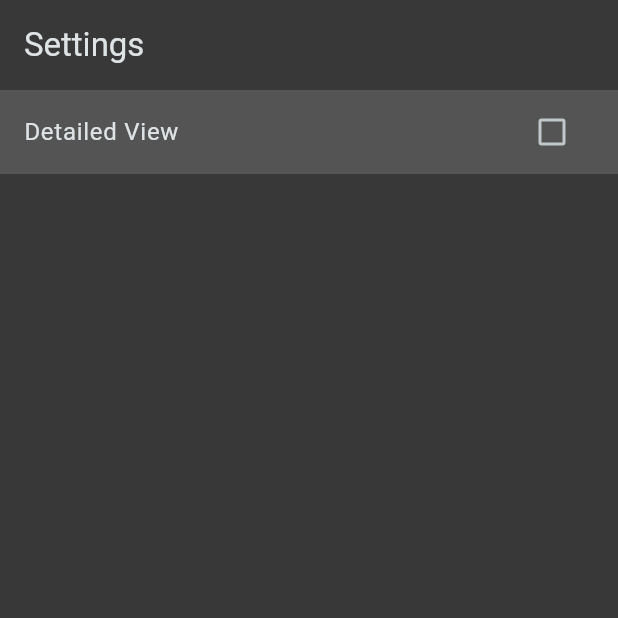
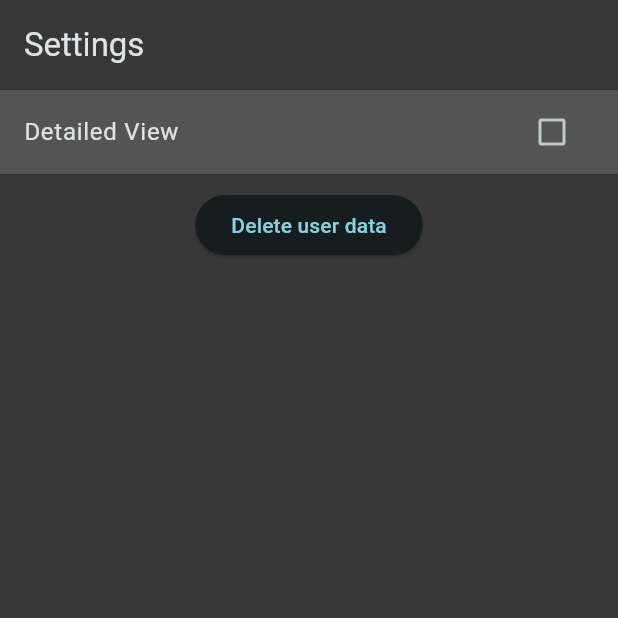
Before and after one commit to MeanMachine0/parking_permits_app, a Flutter app: the Settings screen opened directly, on a phone screen of 412 x 824 dp, the top half of it. Run offline on Flutter 3.47's test engine with Material 2 defaults, Android fonts, the phone set to English and light mode, and no system bars; our stand-ins replace dio, shared_preferences; accounts and stored records are empty.

Commit message:
'Delete user data' button

```diff
--- a/lib/pages/settings.dart
+++ b/lib/pages/settings.dart
@@ -61,7 +61,20 @@ class SettingsState extends State<Settings> {
                       detailedView = !detailedView;
                     });
                   },
-                )
+                ),
+                Padding(
+                  padding: const EdgeInsets.only(top: 10),
+                  child: ElevatedButton(
+                    onPressed: () async {
+                      SharedPreferences prefs =
+                          await SharedPreferences.getInstance();
+                      await prefs.clear();
+                    },
+                    child: const Text(
+                      'Delete user data',
+                    ),
+                  ),
+                ),
               ],
             ),
     );
```
